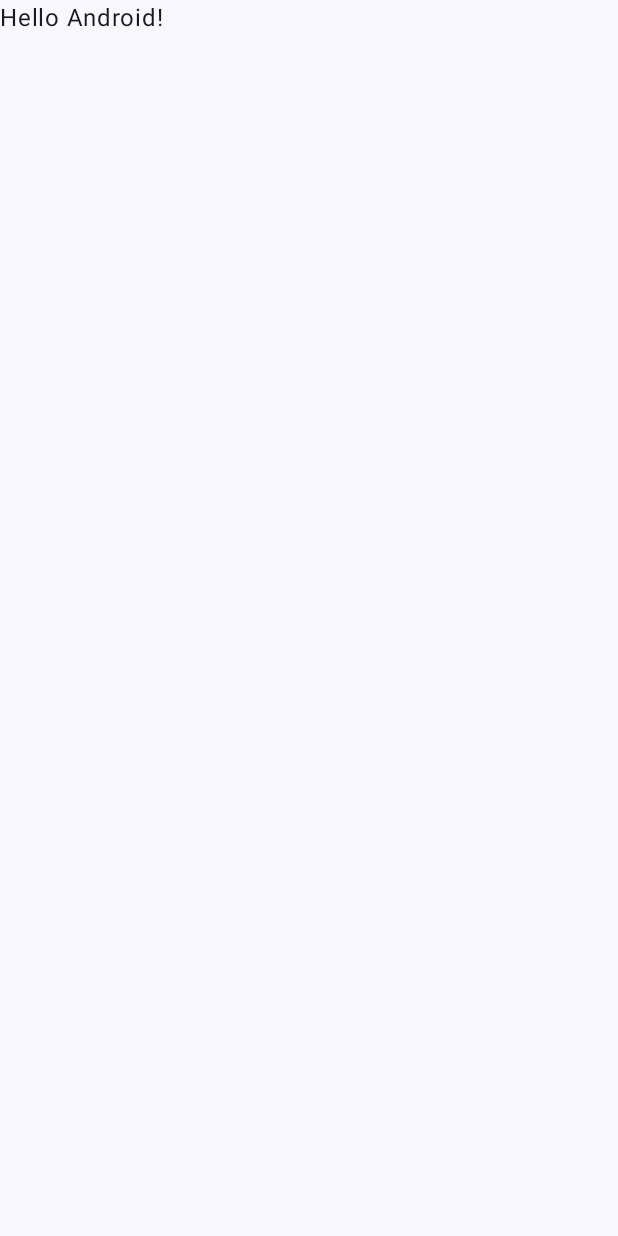
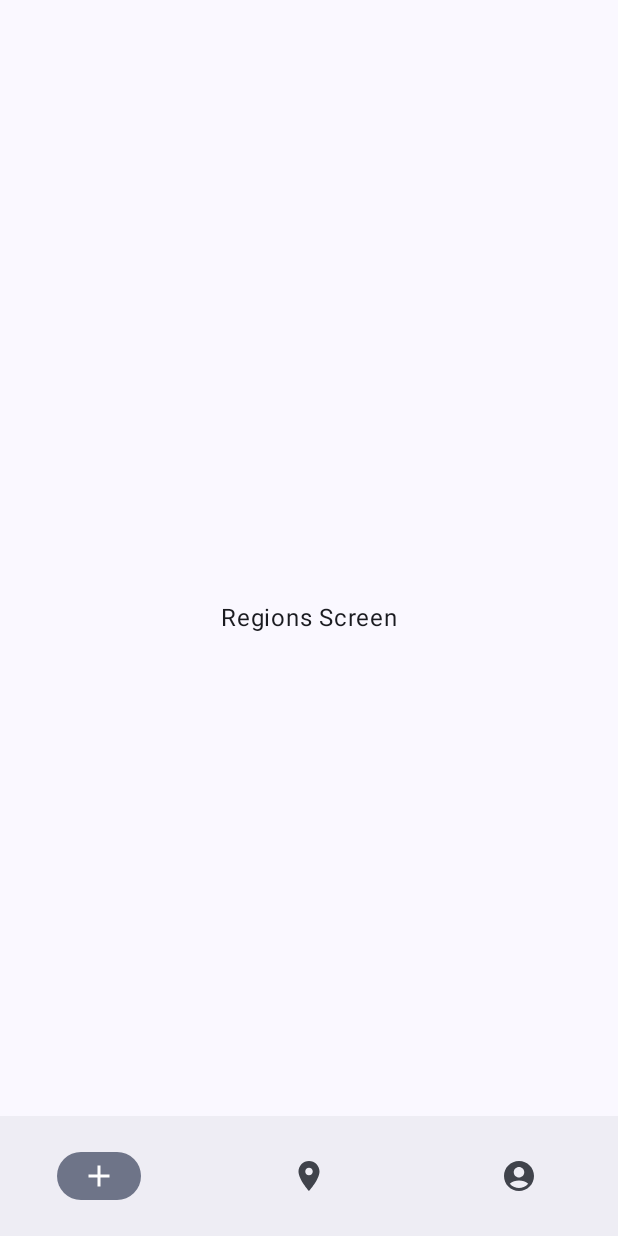
Before and after one commit to nicolasbortoni/ClimbApp, an Android app built with Jetpack Compose: the screen it shows after launch (MainActivity), on a phone screen of 412 x 824 dp. Before the commit the screen is almost empty. Run offline under Robolectric (Android 15) with nearby library versions, the phone set to English and light mode, and no system bars; our stand-ins replace livedata-compose.

Commit message:
Implementacion de la barra de navegacion

```diff
--- a/app/src/main/java/com/example/climbapp/MainActivity.kt
+++ b/app/src/main/java/com/example/climbapp/MainActivity.kt
@@ -1,18 +1,30 @@
 package com.example.climbapp
 
+import android.annotation.SuppressLint
 import android.os.Bundle
 import androidx.activity.ComponentActivity
 import androidx.activity.compose.setContent
 import androidx.compose.foundation.layout.fillMaxSize
+import androidx.compose.material3.ExperimentalMaterial3Api
 import androidx.compose.material3.MaterialTheme
+import androidx.compose.material3.Scaffold
 import androidx.compose.material3.Surface
 import androidx.compose.material3.Text
-import androidx.compose.runtime.Composable
 import androidx.compose.ui.Modifier
-import androidx.compose.ui.tooling.preview.Preview
+import androidx.navigation.compose.NavHost
+import androidx.navigation.compose.composable
+import androidx.navigation.compose.rememberNavController
+import com.example.climbapp.core.ui.BottomNavigationBar
+import com.example.climbapp.home.ui.MainScreen
+import com.example.climbapp.home.ui.MainViewModel
+import com.example.climbapp.home.ui.MapScreen
+import com.example.climbapp.home.ui.ProfileScreen
+import com.example.climbapp.home.ui.RegionsScreen
 import com.example.climbapp.ui.theme.ClimbAppTheme
 
 class MainActivity : ComponentActivity() {
+
+    private val mainViewModel = MainViewModel()
     override fun onCreate(savedInstanceState: Bundle?) {
         super.onCreate(savedInstanceState)
         setContent {
@@ -22,25 +34,9 @@ class MainActivity : ComponentActivity() {
                     modifier = Modifier.fillMaxSize(),
                     color = MaterialTheme.colorScheme.background
                 ) {
-                    Greeting("Android")
+                    MainScreen(mainViewModel)
                 }
             }
         }
     }
 }
-
-@Composable
-fun Greeting(name: String, modifier: Modifier = Modifier) {
-    Text(
-        text = "Hello $name!",
-        modifier = modifier
-    )
-}
-
-@Preview(showBackground = true)
-@Composable
-fun GreetingPreview() {
-    ClimbAppTheme {
-        Greeting("Android")
-    }
-}
--- /dev/null
+++ b/app/src/main/java/com/example/climbapp/core/ui/BottomNavigationBar.kt
@@ -0,0 +1,38 @@
+package com.example.climbapp.core.ui
+
+import androidx.compose.material.icons.Icons
+import androidx.compose.material.icons.filled.AccountCircle
+import androidx.compose.material.icons.filled.Add
+import androidx.compose.material.icons.filled.LocationOn
+import androidx.compose.material3.Icon
+import androidx.compose.material3.NavigationBar
+import androidx.compose.material3.NavigationBarItem
+import androidx.compose.runtime.Composable
+
+@Composable
+fun BottomNavigationBar(selectedScreen: Int, function: (Int) -> Unit) {
+
+    NavigationBar() {
+        NavigationBarItem(
+            selected = selectedScreen == 0,
+            onClick = {
+                function(0)
+            },
+            icon = { Icon(imageVector = Icons.Default.Add, contentDescription = "") }
+        )
+        NavigationBarItem(
+            selected = selectedScreen == 1,
+            onClick = {
+                function(1)
+            },
+            icon = { Icon(imageVector = Icons.Default.LocationOn, contentDescription = "") }
+        )
+        NavigationBarItem(
+            selected = selectedScreen == 2,
+            onClick = {
+                function(2)
+            },
+            icon = { Icon(imageVector = Icons.Default.AccountCircle, contentDescription = "") }
+        )
+    }
+}
--- /dev/null
+++ b/app/src/main/java/com/example/climbapp/home/ui/MainScreen.kt
@@ -0,0 +1,53 @@
+package com.example.climbapp.home.ui
+
+import android.annotation.SuppressLint
+import androidx.compose.material3.ExperimentalMaterial3Api
+import androidx.compose.material3.Scaffold
+import androidx.compose.runtime.Composable
+import androidx.compose.runtime.getValue
+import androidx.compose.runtime.livedata.observeAsState
+import androidx.compose.runtime.mutableIntStateOf
+import androidx.compose.runtime.remember
+import androidx.compose.runtime.setValue
+import com.example.climbapp.core.ui.BottomNavigationBar
+import com.example.climbapp.home.ui.Routes.*
+
+@OptIn(ExperimentalMaterial3Api::class)
+@SuppressLint("UnusedMaterial3ScaffoldPaddingParameter")
+@Composable
+fun MainScreen(mainViewModel: MainViewModel){
+
+    //val navigationController = rememberNavController()
+
+    val selectedScreen : Int by mainViewModel.selectedScreen.observeAsState(0)
+
+    Scaffold(
+        bottomBar = { BottomNavigationBar(selectedScreen) { mainViewModel.updateIndex(it) } }
+    ) {
+
+        when(selectedScreen){
+            0 -> {
+                RegionsScreen()
+            }
+            1 -> {
+                MapScreen()
+            }
+            2 -> {
+                ProfileScreen()
+            }
+        }
+        /*NavHost(navController = navigationController, startDestination = RegionsScreen.route) {
+            composable(RegionsScreen.route) {
+                RegionsScreen()
+            }
+            composable(MapScreen.route) {
+                MapScreen()
+            }
+            composable(ProfileScreen.route) {
+                ProfileScreen()
+            }
+        }*/
+
+    }
+
+}
--- /dev/null
+++ b/app/src/main/java/com/example/climbapp/home/ui/MainViewModel.kt
@@ -0,0 +1,15 @@
+package com.example.climbapp.home.ui
+
+import androidx.lifecycle.LiveData
+import androidx.lifecycle.MutableLiveData
+import androidx.lifecycle.ViewModel
+
+class MainViewModel: ViewModel() {
+
+    private val _selectedScreen = MutableLiveData<Int>()
+    val selectedScreen: LiveData<Int> = _selectedScreen
+    fun updateIndex(newValue: Int){
+        _selectedScreen.value = newValue
+    }
+
+}
--- /dev/null
+++ b/app/src/main/java/com/example/climbapp/home/ui/RegionsScreen.kt
@@ -0,0 +1,16 @@
+package com.example.climbapp.home.ui
+
+import androidx.compose.foundation.layout.Box
+import androidx.compose.foundation.layout.fillMaxSize
+import androidx.compose.material3.Text
+import androidx.compose.runtime.Composable
+import androidx.compose.ui.Alignment
+import androidx.compose.ui.Modifier
+import androidx.compose.ui.tooling.preview.Preview
+
+@Composable
+fun RegionsScreen(){
+    Box (modifier = Modifier.fillMaxSize()){
+        Text(text = "Regions Screen", modifier = Modifier.align(Alignment.Center))
+    }
+}
```
Also changed, not shown: app/build.gradle.kts (+6 -1 lines), app/src/main/java/com/example/climbapp/home/ui/MapScreen.kt (added, +15 -0 lines), app/src/main/java/com/example/climbapp/home/ui/ProfileScreen.kt (added, +15 -0 lines), app/src/main/java/com/example/climbapp/home/ui/Routes.kt (added, +7 -0 lines), app/src/main/res/drawable/_3f2d390c_d7df_4421_adab_e23a42d2b952.jpg (added).
